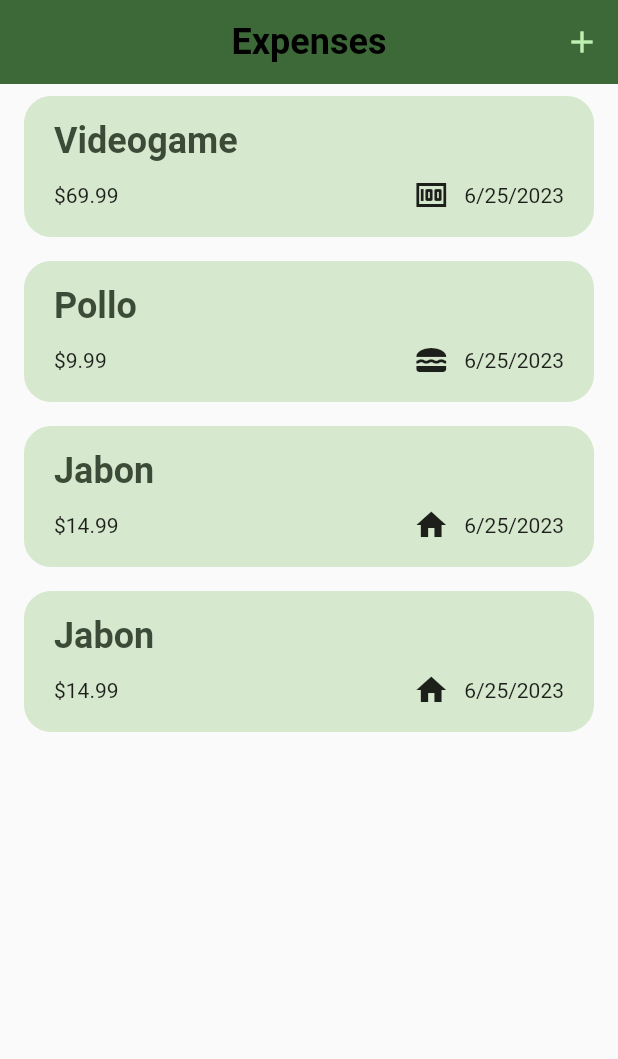
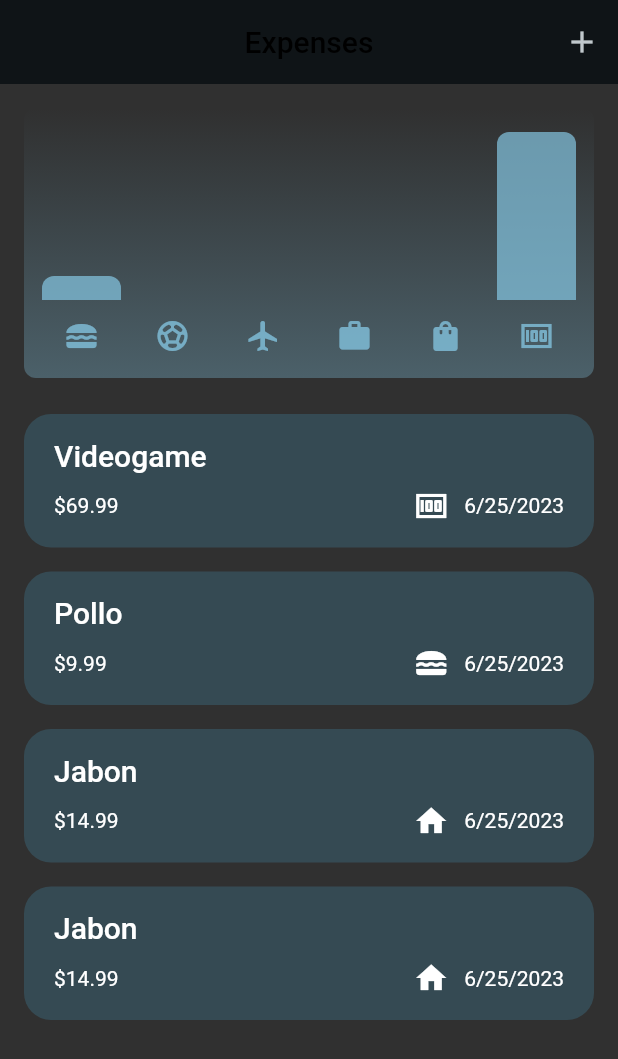
Before and after one commit to DereckAn/FlutterProjects, a Flutter app: the screen it shows after launch, on a phone screen of 412 x 824 dp. Shown: the top 1059 px of the screen. Run offline on Flutter 3.47's test engine with Material 2 defaults, Android fonts, the phone set to English and light mode, and no system bars; our stand-ins replace google_fonts.

Commit message:
Agregando chart

```diff
--- a/expences020/lib/main.dart
+++ b/expences020/lib/main.dart
@@ -2,18 +2,41 @@ import 'package:flutter/material.dart';
 import 'widget/expenses.dart';
 
 var kColorScheme =
-    ColorScheme.fromSeed(seedColor: Color.fromARGB(255, 135, 230, 126));
+    ColorScheme.fromSeed(seedColor: Color.fromARGB(255, 11, 224, 11));
+
+var kColorSchemeDark =
+    ColorScheme.fromSeed(seedColor: Color.fromARGB(255, 5, 99, 125),
+    brightness: Brightness.dark);
 
 void main() {
   runApp(
     MaterialApp(
+      darkTheme: ThemeData.dark().copyWith(
+        useMaterial3: true,
+        colorScheme: kColorSchemeDark,
+        cardTheme: const CardTheme().copyWith(
+          color: kColorSchemeDark.secondaryContainer,
+          elevation: 0,
+          margin: const EdgeInsets.symmetric(horizontal: 16, vertical: 8),
+          shape: RoundedRectangleBorder(
+            borderRadius: BorderRadius.circular(18),
+          ),
+        ),
+        elevatedButtonTheme: ElevatedButtonThemeData(
+            style: ElevatedButton.styleFrom(
+              backgroundColor: kColorSchemeDark.primaryContainer,
+              foregroundColor: kColorSchemeDark.onPrimaryContainer,
+            ),
+          ),
+      ),
       // Esto es para darle diseño a la app
       theme: ThemeData().copyWith(
           useMaterial3: true,
           colorScheme: kColorScheme,
           appBarTheme: const AppBarTheme().copyWith(
               backgroundColor: kColorScheme.primary,
-            foregroundColor: kColorScheme.primaryContainer), //cuando ponemos este El color del texto ignorara todo lo demas
+              foregroundColor: kColorScheme
+                  .primaryContainer), //cuando ponemos este El color del texto ignorara todo lo demas
           cardTheme: const CardTheme().copyWith(
             color: kColorScheme.secondaryContainer,
             elevation: 0,
@@ -28,13 +51,14 @@ void main() {
             ),
           ),
           textTheme: ThemeData().textTheme.copyWith(
-          titleLarge:  TextStyle(
+                titleLarge: TextStyle(
                   fontSize: 24,
                   fontWeight: FontWeight.bold,
                   color: kColorScheme.onSecondaryContainer,
                 ),
-        )
-      ),
+              )),
+      // themeMode: ThemeMode.system, //Esto viene por default
+      themeMode: ThemeMode.dark,
       home: const Expenses(),
     ),
   );
--- a/expences020/lib/model/expense.dart
+++ b/expences020/lib/model/expense.dart
@@ -14,7 +14,9 @@ enum Category {
   education,
   health,
   entertainment,
-  other
+  other,
+  travel,
+  work
 }
 
 const categoryIcons = {
@@ -25,7 +27,9 @@ Category.leisure: Icons.sports_soccer,
 Category.education: Icons.school,
 Category.health: Icons.local_hospital,
 Category.entertainment: Icons.movie,
-Category.other: Icons.money
+Category.other: Icons.money,
+Category.travel: Icons.flight,
+Category.work: Icons.work,
 };
 
 class Expense {
@@ -42,3 +46,20 @@ class Expense {
     return formatter.format(date);
   }
 }
+
+class ExpenseBucket {
+  const ExpenseBucket({required this.category, required this.expenses});
+
+  ExpenseBucket.forCategory(List<Expense> allExpenses, this.category) : expenses = allExpenses.where((expense) => expense.category == category).toList();
+
+  final Category category;
+  final List<Expense> expenses;
+
+  double get totalExpenses{
+    double sum = 0;
+    for (final expense in expenses) {
+      sum += expense.amount;
+    }
+    return sum;
+  }
+}
--- /dev/null
+++ b/expences020/lib/widget/chart/chart.dart
@@ -0,0 +1,97 @@
+import 'package:flutter/material.dart';
+
+import '../../model/expense.dart';
+import 'chart_bar.dart';
+
+class Chart extends StatelessWidget {
+  const Chart({super.key, required this.expenses});
+
+  final List<Expense> expenses;
+
+  List<ExpenseBucket> get buckets {
+    return [
+      ExpenseBucket.forCategory(expenses, Category.food),
+      ExpenseBucket.forCategory(expenses, Category.leisure),
+      ExpenseBucket.forCategory(expenses, Category.travel),
+      ExpenseBucket.forCategory(expenses, Category.work),
+      ExpenseBucket.forCategory(expenses, Category.clothing),
+      ExpenseBucket.forCategory(expenses, Category.other),
+    ];
+  }
+
+  double get maxTotalExpense {
+    double maxTotalExpense = 0;
+
+    for (final bucket in buckets) {
+      if (bucket.totalExpenses > maxTotalExpense) {
+        maxTotalExpense = bucket.totalExpenses;
+      }
+    }
+
+    return maxTotalExpense;
+  }
+
+  @override
+  Widget build(BuildContext context) {
+    final isDarkMode =
+        MediaQuery.of(context).platformBrightness == Brightness.dark;
+    return Container(
+      margin: const EdgeInsets.all(16),
+      padding: const EdgeInsets.symmetric(
+        vertical: 16,
+        horizontal: 8,
+      ),
+      width: double.infinity,
+      height: 180,
+      decoration: BoxDecoration(
+        borderRadius: BorderRadius.circular(8),
+        gradient: LinearGradient(
+          colors: [
+            Theme.of(context).colorScheme.primary.withOpacity(0.3),
+            Theme.of(context).colorScheme.primary.withOpacity(0.0)
+          ],
+          begin: Alignment.bottomCenter,
+          end: Alignment.topCenter,
+        ),
+      ),
+      child: Column(
+        children: [
+          Expanded(
+            child: Row(
+              crossAxisAlignment: CrossAxisAlignment.end,
+              children: [
+                for (final bucket in buckets) // alternative to map()
+                  ChartBar(
+                    fill: bucket.totalExpenses == 0
+                        ? 0
+                        : bucket.totalExpenses / maxTotalExpense,
+                  )
+              ],
+            ),
+          ),
+          const SizedBox(height: 12),
+          Row(
+            children: buckets
+                .map(
+                  (bucket) => Expanded(
+                    child: Padding(
+                      padding: const EdgeInsets.symmetric(horizontal: 4),
+                      child: Icon(
+                        categoryIcons[bucket.category],
+                        color: isDarkMode
+                            ? Theme.of(context).colorScheme.secondary
+                            : Theme.of(context)
+                                .colorScheme
+                                .primary
+                                .withOpacity(0.7),
+                      ),
+                    ),
+                  ),
+                )
+                .toList(),
+          )
+        ],
+      ),
+    );
+  }
+}
--- /dev/null
+++ b/expences020/lib/widget/chart/chart_bar.dart
@@ -0,0 +1,34 @@
+import 'package:flutter/material.dart';
+
+class ChartBar extends StatelessWidget {
+  const ChartBar({
+    super.key,
+    required this.fill,
+  });
+
+  final double fill;
+
+  @override
+  Widget build(BuildContext context) {
+    final isDarkMode =
+        MediaQuery.of(context).platformBrightness == Brightness.dark;
+    return Expanded(
+      child: Padding(
+        padding: const EdgeInsets.symmetric(horizontal: 4),
+        child: FractionallySizedBox(
+          heightFactor: fill,
+          child: DecoratedBox(
+            decoration: BoxDecoration(
+              shape: BoxShape.rectangle,
+              borderRadius:
+                  const BorderRadius.vertical(top: Radius.circular(8)),
+              color: isDarkMode
+                  ? Theme.of(context).colorScheme.secondary
+                  : Theme.of(context).colorScheme.primary.withOpacity(0.65),
+            ),
+          ),
+        ),
+      ),
+    );
+  }
+}
--- a/expences020/lib/widget/expenses.dart
+++ b/expences020/lib/widget/expenses.dart
@@ -1,4 +1,5 @@
 import 'package:expences020/model/expense.dart';
+import 'package:expences020/widget/chart/chart.dart';
 import 'package:flutter/material.dart';
 
 import 'expenses_list/expenses_list.dart';
@@ -98,6 +99,7 @@ class _ExpensesState extends State<Expenses> {
         ),
         body: Column(
           children: <Widget>[
+            Chart(expenses: _registerExpenses),
             Expanded(child: mainContext),
           ],
         ));
```
Lines whose indentation alone changed are shown as unchanged.
